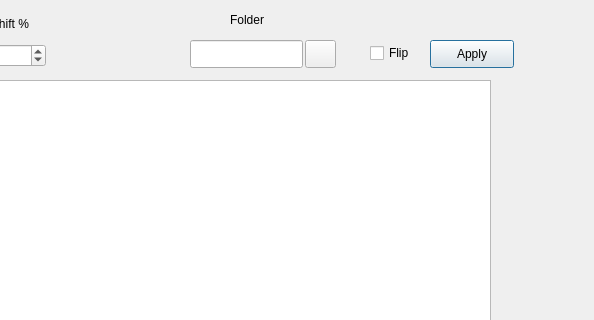
Old version of the form formbuildslidehypecubepreview.ui in the repository JairoSalazarV/QtHypCam; both pictures show x 430 to 1024 and y 0 to 320 of the 1161 by 435 pixel window.
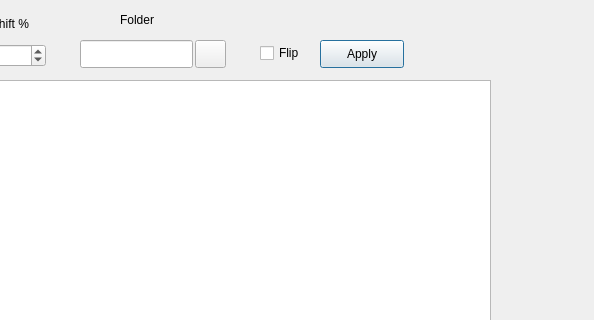
New version of the form. Icons and pictures are not drawn.

Diff of the .ui file:
```diff
--- a/formbuildslidehypecubepreview.ui
+++ b/formbuildslidehypecubepreview.ui
@@ -26,7 +26,7 @@
   <widget class="QPushButton" name="pbApply">
    <property name="geometry">
     <rect>
-     <x>860</x>
+     <x>750</x>
      <y>40</y>
      <width>84</width>
      <height>28</height>
@@ -103,7 +103,7 @@
   <widget class="QLineEdit" name="txtFolder">
    <property name="geometry">
     <rect>
-     <x>620</x>
+     <x>510</x>
      <y>40</y>
      <width>113</width>
      <height>28</height>
@@ -113,7 +113,7 @@
   <widget class="QLabel" name="label_4">
    <property name="geometry">
     <rect>
-     <x>660</x>
+     <x>550</x>
      <y>10</y>
      <width>75</width>
      <height>20</height>
@@ -126,7 +126,7 @@
   <widget class="QPushButton" name="pbFolder">
    <property name="geometry">
     <rect>
-     <x>735</x>
+     <x>625</x>
      <y>40</y>
      <width>31</width>
      <height>28</height>
@@ -143,7 +143,7 @@
   <widget class="QCheckBox" name="cbFlip">
    <property name="geometry">
     <rect>
-     <x>800</x>
+     <x>690</x>
      <y>40</y>
      <width>51</width>
      <height>26</height>
```
